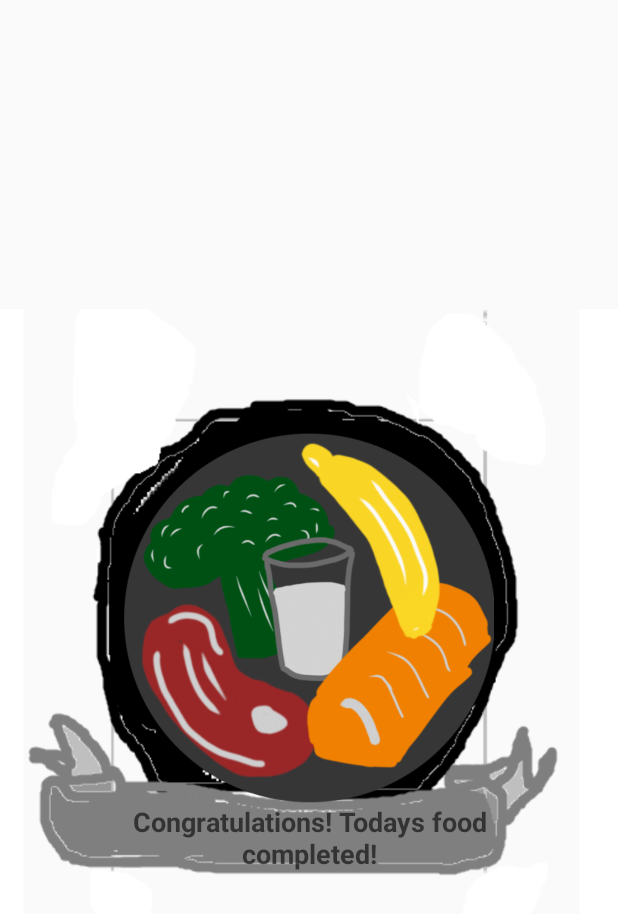
After one commit to Ganterpore/SimpleDiet, an Android app: the layout popup_food_completion_achievement.xml on its own in the app's theme, with its tools: preview values and no code run, on a phone screen of 412 x 824 dp. The commit adds this screen. Shown: the top 914 px of the screen. Run offline under Robolectric (Android 15) with nearby library versions, the light colour scheme and no system bars.

Commit message:
created layout for achievement

```diff
--- a/app/src/main/java/com/ganterpore/simplediet/View/Activities/MainActivity.java
+++ b/app/src/main/java/com/ganterpore/simplediet/View/Activities/MainActivity.java
@@ -98,14 +98,27 @@ public class MainActivity extends AppCompatActivity implements DietController.Di
         weeklyCaffeineImage.setOnClickListener(new View.OnClickListener() {
             @Override
             public void onClick(View v) {
-                achievementAnimation(activity);
+                achievementAnimation(activity, getString(R.string.achievement_food_complete_text));
             }
         });
     }
 
-    private static void achievementAnimation(final Activity activity) {
-        final ImageView popup = activity.findViewById(R.id.food_popup);
+    /**
+     * Shows an achievement animation popup to the user
+     * @param activity, the activity this is being called from
+     * @param achievementText, the text to display to the user
+     */
+    private static void achievementAnimation(final Activity activity, String achievementText) {
+        final View popup = activity.findViewById(R.id.food_popup);
+        ImageView popupImage = popup.findViewById(R.id.popup_image);
+        TextView popupText = popup.findViewById(R.id.popup_text);
+        if(popupText!=null) {
+            popupText.setText(achievementText);
+        }
+
         Animation popupAnimation = AnimationUtils.loadAnimation(activity, R.anim.popup_anim);
+        Animation popupAnimationDelayed = AnimationUtils.loadAnimation(activity, R.anim.popup_anim);
+        popupAnimationDelayed.setStartOffset(200);
         //make popup appear and dissapear before/after animation
         popupAnimation.setAnimationListener(new Animation.AnimationListener() {
             @Override
@@ -120,6 +133,7 @@ public class MainActivity extends AppCompatActivity implements DietController.Di
             public void onAnimationRepeat(Animation animation) {}
         });
         popup.startAnimation(popupAnimation);
+        popupImage.startAnimation(popupAnimationDelayed);
     }
 
     /**
--- a/app/src/main/res/layout/activity_main.xml
+++ b/app/src/main/res/layout/activity_main.xml
@@ -186,11 +186,9 @@
 
     </androidx.coordinatorlayout.widget.CoordinatorLayout>
 
-    <ImageView
+    <include
         android:id="@+id/food_popup"
-        android:layout_width="wrap_content"
-        android:layout_height="wrap_content"
-        android:src="@drawable/symbol_food_completed_thumbnail"
+        layout="@layout/popup_food_completion_achievement"
         android:visibility="invisible"/>
 
 </androidx.coordinatorlayout.widget.CoordinatorLayout>
--- /dev/null
+++ b/app/src/main/res/layout/popup_food_completion_achievement.xml
@@ -0,0 +1,55 @@
+<?xml version="1.0" encoding="utf-8"?>
+<androidx.constraintlayout.widget.ConstraintLayout xmlns:android="http://schemas.android.com/apk/res/android"
+    android:layout_width="match_parent"
+    android:layout_height="match_parent"
+    xmlns:app="http://schemas.android.com/apk/res-auto">
+
+    <androidx.constraintlayout.widget.Guideline
+        android:id="@+id/start_guideline"
+        android:layout_width="wrap_content"
+        android:layout_height="wrap_content"
+        android:orientation="vertical"
+        app:layout_constraintGuide_percent="0.20"/>
+
+    <androidx.constraintlayout.widget.Guideline
+        android:id="@+id/end_guideline"
+        android:layout_width="wrap_content"
+        android:layout_height="wrap_content"
+        android:orientation="vertical"
+        app:layout_constraintGuide_percent="0.80"/>
+
+    <ImageView
+        android:layout_width="wrap_content"
+        android:layout_height="wrap_content"
+        app:layout_constraintTop_toTopOf="parent"
+        app:layout_constraintBottom_toBottomOf="parent"
+        app:layout_constraintStart_toStartOf="parent"
+        app:layout_constraintEnd_toEndOf="parent"
+        android:src="@drawable/achievement_background"/>
+
+    <ImageView
+        android:id="@+id/popup_image"
+        android:layout_width="0dp"
+        android:layout_height="0dp"
+        app:layout_constraintStart_toStartOf="@+id/start_guideline"
+        app:layout_constraintEnd_toEndOf="@id/end_guideline"
+        app:layout_constraintTop_toTopOf="parent"
+        app:layout_constraintBottom_toBottomOf="parent"
+        app:layout_constraintDimensionRatio="1:1"
+        android:src="@drawable/symbol_food_completed_thumbnail" />
+
+    <TextView
+        android:id="@+id/popup_text"
+        android:layout_width="0dp"
+        android:layout_height="wrap_content"
+        app:layout_constraintStart_toStartOf="@id/start_guideline"
+        app:layout_constraintEnd_toEndOf="@id/end_guideline"
+        app:layout_constraintTop_toBottomOf="@+id/popup_image"
+        android:textStyle="bold"
+        android:textAlignment="center"
+        android:textAppearance="@style/TextAppearance.AppCompat.Medium"
+        android:text="@string/achievement_food_complete_text"/>
+
+
+
+</androidx.constraintlayout.widget.ConstraintLayout>
--- a/app/src/main/res/values/strings.xml
+++ b/app/src/main/res/values/strings.xml
@@ -66,4 +66,5 @@
     <string name="default_date">dd-MMM-yyyy</string>
     <string name="weekly_cheat_points">Weekly Cheat Points</string>
     <string name="weekly_cheat_automatic_value_explanation">Weekly cheats are automatically set to 7 times your daily cheats. You can customise them here to minimise your weeekly cheat count</string>
+    <string name="achievement_food_complete_text">Congratulations! Todays food completed!</string>
 </resources>
```
Also changed, not shown: app/src/main/res/drawable/achievement_background.png (added).
